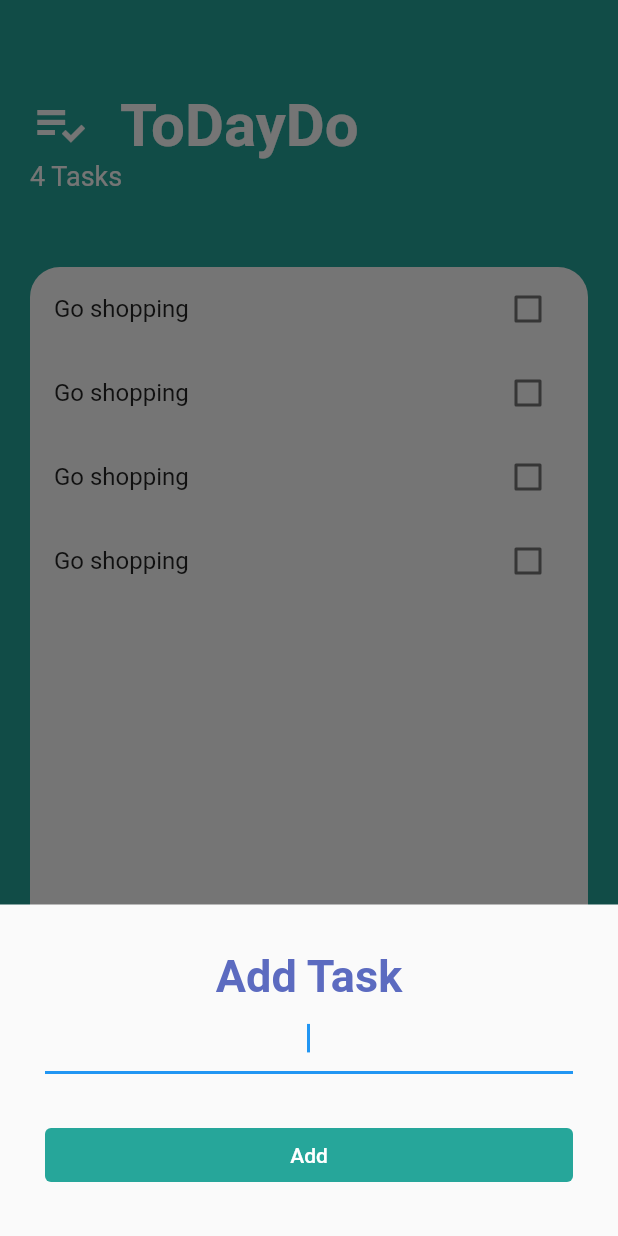
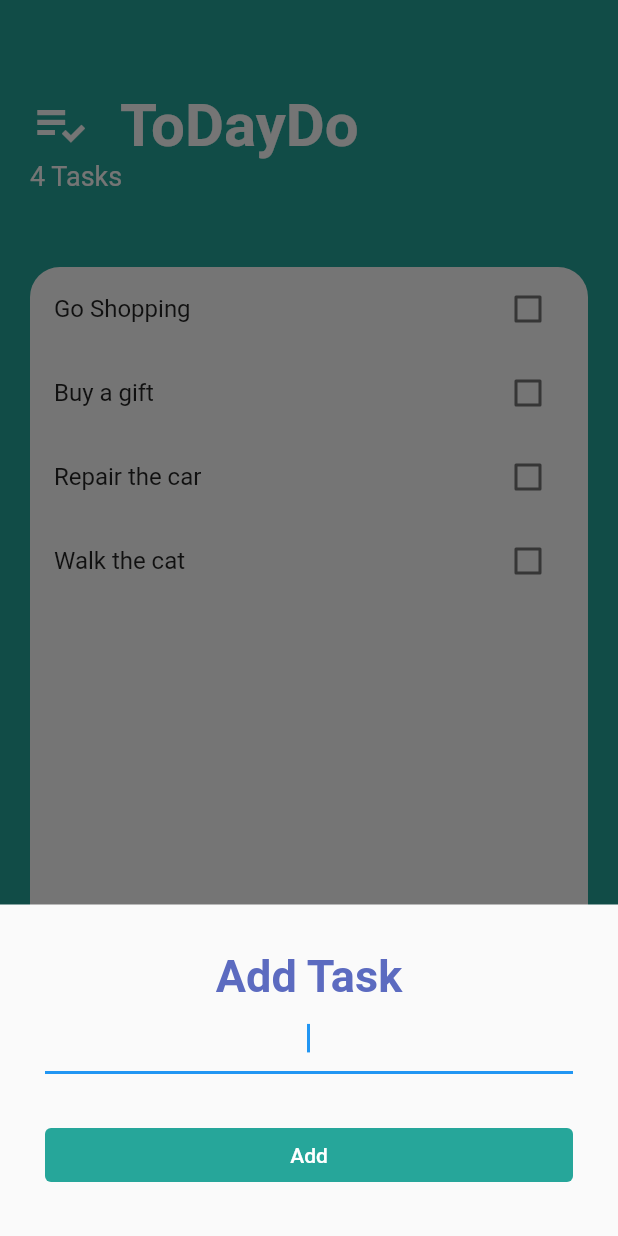
Before and after one commit to Aghiad-Alzein-78/ammar_todolist, a Flutter app: the screen it shows after launch, after a tap on the "add" icon, on a phone screen of 412 x 824 dp. Run offline on Flutter 3.47's test engine with Material 2 defaults, Android fonts, the light colour scheme and no system bars.

Commit message:
lesson12

```diff
--- /dev/null
+++ b/lib/models/task.dart
@@ -0,0 +1,10 @@
+class Task {
+  final String name;
+  bool isDone;
+
+  Task({required this.name, this.isDone = false});
+
+  void doneChange() {
+    isDone = !isDone;
+  }
+}
--- a/lib/screens/add_screen_task.dart
+++ b/lib/screens/add_screen_task.dart
@@ -1,12 +1,14 @@
 import 'package:flutter/material.dart';
 
 class AddTaskScreen extends StatelessWidget {
-  const AddTaskScreen({Key? key}) : super(key: key);
+  final Function(String) addTaskCallback;
+  const AddTaskScreen(this.addTaskCallback);
 
   @override
   Widget build(BuildContext context) {
+    String? newTaskTitle;
     return Container(
-      padding: EdgeInsets.all(30),
+      padding: const EdgeInsets.all(30),
       child: Column(
         crossAxisAlignment: CrossAxisAlignment.stretch,
         children: [
@@ -22,12 +24,20 @@ class AddTaskScreen extends StatelessWidget {
           TextField(
             autofocus: true,
             textAlign: TextAlign.center,
+            onChanged: (newText) {
+              newTaskTitle = newText;
+            },
           ),
-          SizedBox(
+          const SizedBox(
             height: 30,
           ),
           TextButton(
-            onPressed: () {},
+            onPressed: () {
+              if (newTaskTitle != null) {
+                addTaskCallback(newTaskTitle!);
+                print(newTaskTitle);
+              }
+            },
             child: Text("Add"),
             style: TextButton.styleFrom(
                 backgroundColor: Colors.teal[400], primary: Colors.white),
--- a/lib/screens/tasks_screen.dart
+++ b/lib/screens/tasks_screen.dart
@@ -1,9 +1,29 @@
 import 'package:flutter/material.dart';
 import '../screens/add_screen_task.dart';
 import '../widgets/task_list.dart';
+import '../models/task.dart';
 
-class TasksScreen extends StatelessWidget {
+class TasksScreen extends StatefulWidget {
   const TasksScreen({Key? key}) : super(key: key);
+
+  @override
+  State<TasksScreen> createState() => _TasksScreenState();
+}
+
+class _TasksScreenState extends State<TasksScreen> {
+  List<Task> tasks = [
+    Task(name: 'Go Shopping'),
+    Task(name: 'Buy a gift'),
+    Task(name: 'Repair the car'),
+    Task(name: 'Walk the cat'),
+  ];
+  void addToTasks(String taskName) {
+    tasks.add(
+      Task(name: taskName),
+    );
+    Navigator.pop(context);
+    setState(() {});
+  }
 
   @override
   Widget build(BuildContext context) {
@@ -41,24 +61,28 @@ class TasksScreen extends StatelessWidget {
               ],
             ),
             Text(
-              "4 Tasks",
-              style: TextStyle(
+              tasks.length == 1
+                  ? "${tasks.length} Task"
+                  : "${tasks.length} Tasks",
+              style: const TextStyle(
                 color: Colors.white,
                 fontSize: 18,
               ),
             ),
-            SizedBox(
+            const SizedBox(
               height: 50,
             ),
             Expanded(
               child: Container(
-                decoration: BoxDecoration(
+                decoration: const BoxDecoration(
                   color: Colors.white,
                   borderRadius: BorderRadius.all(
                     Radius.circular(20),
                   ),
                 ),
-                child: TasksList(),
+                child: TasksList(
+                  tasks,
+                ),
               ),
             ),
           ],
@@ -75,7 +99,9 @@ class TasksScreen extends StatelessWidget {
                   child: Container(
                     padding: EdgeInsets.only(
                         bottom: MediaQuery.of(context).viewInsets.bottom),
-                    child: AddTaskScreen(),
+                    child: AddTaskScreen(
+                      addToTasks,
+                    ),
                   ),
                 );
               });
--- a/lib/widgets/task_list.dart
+++ b/lib/widgets/task_list.dart
@@ -1,20 +1,34 @@
 import 'package:flutter/material.dart';
 import './task_tile.dart';
+import '../models/task.dart';
 
-class TasksList extends StatelessWidget {
-  const TasksList({
-    Key? key,
-  }) : super(key: key);
+class TasksList extends StatefulWidget {
+  List<Task> tasks;
+  TasksList(this.tasks);
 
   @override
+  State<TasksList> createState() => _TasksListState();
+}
+
+class _TasksListState extends State<TasksList> {
+  @override
   Widget build(BuildContext context) {
-    return ListView(
-      children: [
-        TaskTile(),
-        TaskTile(),
-        TaskTile(),
-        TaskTile(),
-      ],
+    List<Task> tasks = widget.tasks;
+    return ListView.builder(
+      itemCount: tasks.length,
+      itemBuilder: (context, index) {
+        return TaskTile(
+          isChecked: tasks[index].isDone,
+          taskTile: tasks[index].name,
+          checkboxChange: (newValue) {
+            setState(
+              () {
+                tasks[index].isDone = newValue!;
+              },
+            );
+          },
+        );
+      },
     );
   }
 }
--- a/lib/widgets/task_tile.dart
+++ b/lib/widgets/task_tile.dart
@@ -1,48 +1,30 @@
 import 'package:flutter/material.dart';
 
-class TaskTile extends StatefulWidget {
-  const TaskTile({
-    Key? key,
-  }) : super(key: key);
-
-  @override
-  State<TaskTile> createState() => _TaskTileState();
-}
-
-class _TaskTileState extends State<TaskTile> {
-  bool isChecked = false;
-
-  checkboxChange(bool? newValue) {
-    setState(() {
-      isChecked = newValue!;
-    });
-  }
+class TaskTile extends StatelessWidget {
+  final bool isChecked;
+  final String taskTile;
+  final Function(bool?) checkboxChange;
+  TaskTile({
+    required this.isChecked,
+    required this.taskTile,
+    required this.checkboxChange,
+  });
 
   @override
   Widget build(BuildContext context) {
     return ListTile(
       title: Text(
-        "Go shopping",
+        taskTile,
         style: TextStyle(
             decoration:
                 !isChecked ? TextDecoration.none : TextDecoration.lineThrough),
       ),
-      trailing: TaskCheckbox(isChecked, checkboxChange),
+      trailing: Checkbox(
+        activeColor: Colors.teal[400],
+        value: isChecked,
+        onChanged: checkboxChange,
+        // onChanged: checkBoxChange,
+      ),
     );
   }
 }
-
-class TaskCheckbox extends StatelessWidget {
-  final bool? checkboxState;
-  final void Function(bool?) checkBoxChange;
-  TaskCheckbox(this.checkboxState, this.checkBoxChange);
-
-  @override
-  Widget build(BuildContext context) {
-    return Checkbox(
-      activeColor: Colors.teal[400],
-      value: checkboxState,
-      onChanged: checkBoxChange,
-    );
-  }
-}
```
